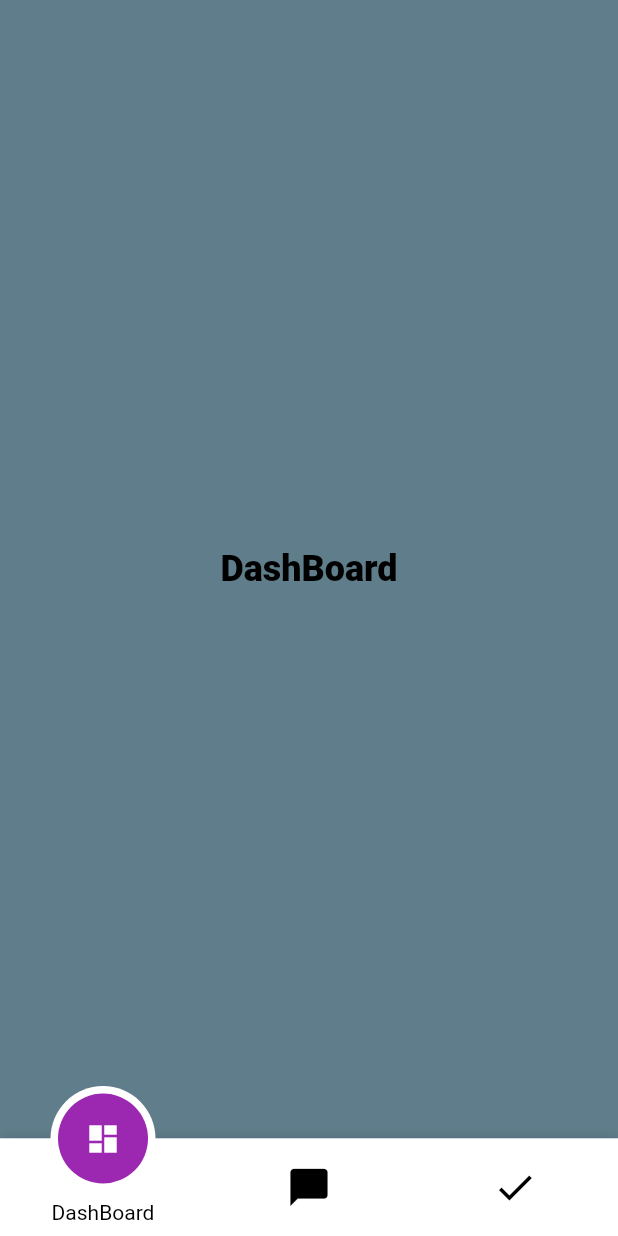
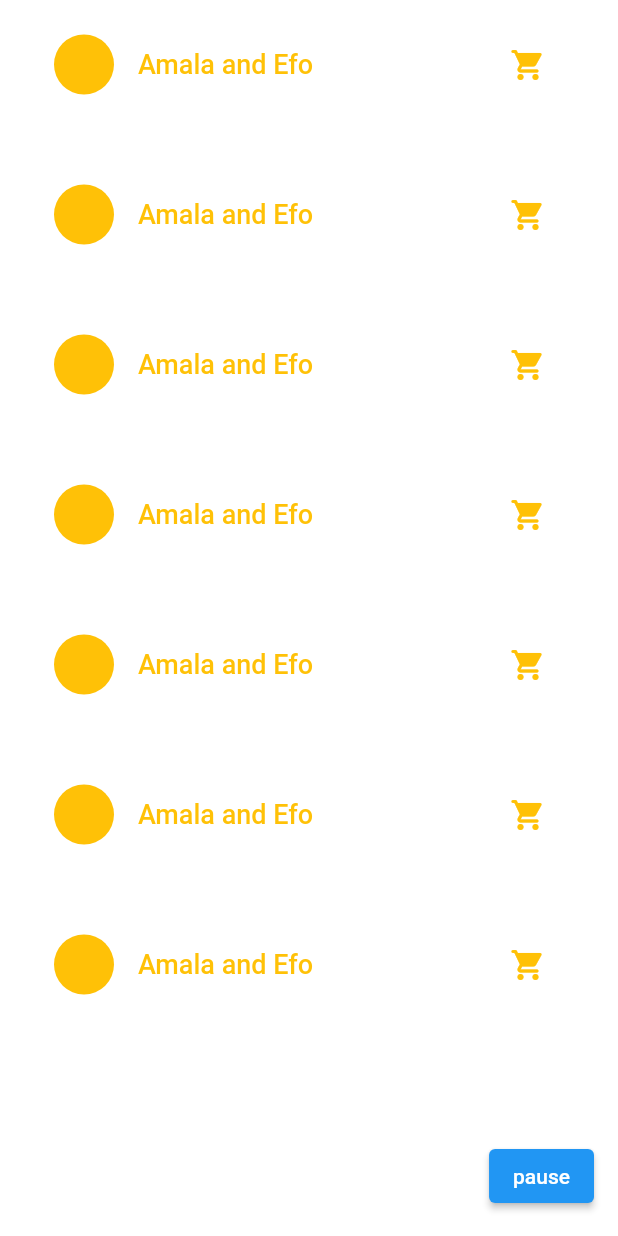
Before and after one commit to dimeprog/getx-starter, a Flutter app: the screen it shows after launch, on a phone screen of 412 x 824 dp. Run offline on Flutter 3.47's test engine with Material 2 defaults, Android fonts, the phone set to English and light mode, and no system bars; drawn by our look-alikes of motion_tab_bar_v2, shimmer; our stand-ins replace get, image_picker, shared_preferences.

Commit message:
shimmer completed

```diff
--- a/getx_flutter/lib/main.dart
+++ b/getx_flutter/lib/main.dart
@@ -10,6 +10,7 @@ import 'package:getx_flutter/GetxServices/service.dart';
 import 'package:getx_flutter/GetxServices/servicePage.dart';
 import 'package:getx_flutter/GexBindings/initial_bindings.dart';
 import 'package:getx_flutter/dependency%20injection/injection.dart';
+import 'package:getx_flutter/shimmer%20effect/shimmer_effect_screen.dart';
 import 'package:getx_flutter/show%20snackbar%20dialogbox,%20bottomsheet/show_snackBar.dart';
 
 import 'GetxServices/init_function.dart';
@@ -30,7 +31,7 @@ class MyApp extends StatelessWidget {
         primarySwatch: Colors.blue,
       ),
       initialBinding: InitialBinging(),
-      home: MotionTabBarScreen(),
+      home: ShimmerEffectScreen(),
       getPages: [
         GetPage(name: '/homePage', page: () => HomePage()),
         GetPage(name: '/showsnack', page: () => ShowSnackBar()),
--- /dev/null
+++ b/getx_flutter/lib/shimmer effect/shimmer._controller.dart
@@ -0,0 +1,7 @@
+import 'package:get/get.dart';
+
+class ShimmerController extends GetxController {
+  final _isLoading = true.obs;
+  bool getIsLoading() => _isLoading.value;
+  void swap() => _isLoading.value = !_isLoading.value;
+}
--- /dev/null
+++ b/getx_flutter/lib/shimmer effect/shimmer_effect_screen.dart
@@ -0,0 +1,43 @@
+import 'package:flutter/material.dart';
+import 'package:get/get.dart';
+import 'package:getx_flutter/shimmer%20effect/shimmer._controller.dart';
+import 'package:getx_flutter/shimmer%20effect/shimmer_listview.dart';
+import 'package:shimmer/shimmer.dart';
+
+class ShimmerEffectScreen extends StatelessWidget {
+  ShimmerController controller = Get.put(ShimmerController());
+  @override
+  Widget build(BuildContext context) {
+    return Scaffold(
+      backgroundColor: Colors.white,
+      body: SafeArea(
+        child: Container(
+          height: 700,
+          width: double.infinity,
+          child: SingleChildScrollView(
+            child: Column(
+              children: [
+                Obx(() {
+                  return Shimmer.fromColors(
+                    enabled: controller.getIsLoading(),
+                    baseColor: Colors.amber,
+                    highlightColor: Colors.grey,
+                    child: const Expanded(
+                      child: ShimmerListview(),
+                    ),
+                  );
+                }),
+              ],
+            ),
+          ),
+        ),
+      ),
+      floatingActionButton: Obx(() {
+        return ElevatedButton(
+          onPressed: () => controller.swap(),
+          child: Text(controller.getIsLoading() ? 'pause' : 'play'),
+        );
+      }),
+    );
+  }
+}
--- /dev/null
+++ b/getx_flutter/lib/shimmer effect/shimmer_listview.dart
@@ -0,0 +1,46 @@
+import 'package:flutter/cupertino.dart';
+import 'package:flutter/material.dart';
+import 'package:flutter/src/foundation/key.dart';
+import 'package:flutter/src/widgets/framework.dart';
+
+class ShimmerListview extends StatelessWidget {
+  const ShimmerListview({Key? key}) : super(key: key);
+
+  @override
+  Widget build(BuildContext context) {
+    return ListView.builder(
+      itemCount: 10,
+      physics: const BouncingScrollPhysics(),
+      shrinkWrap: true,
+      itemBuilder: (context, i) => Container(
+        margin: const EdgeInsets.symmetric(
+          horizontal: 20,
+          vertical: 15,
+        ),
+        height: 70,
+        width: 100,
+        child: ListTile(
+          leading: const CircleAvatar(
+            radius: 20,
+            backgroundColor: Colors.amber,
+          ),
+          title: const Text(
+            'Amala and Efo',
+            style: TextStyle(
+              color: Colors.deepOrange,
+              fontSize: 18,
+              fontWeight: FontWeight.w500,
+            ),
+          ),
+          trailing: IconButton(
+            onPressed: () {},
+            icon: const Icon(
+              Icons.shopping_cart_rounded,
+              color: Colors.amberAccent,
+            ),
+          ),
+        ),
+      ),
+    );
+  }
+}
--- a/getx_flutter/pubspec.yaml
+++ b/getx_flutter/pubspec.yaml
@@ -34,6 +34,7 @@ dependencies:
   image_picker: ^0.8.5+3
   motion_tab_bar_v2: ^0.2.6
   shared_preferences: ^2.0.15
+  shimmer: ^2.0.0
 
 dev_dependencies:
   flutter_lints: ^2.0.0
```
Also changed, not shown: getx_flutter/pubspec.lock.
